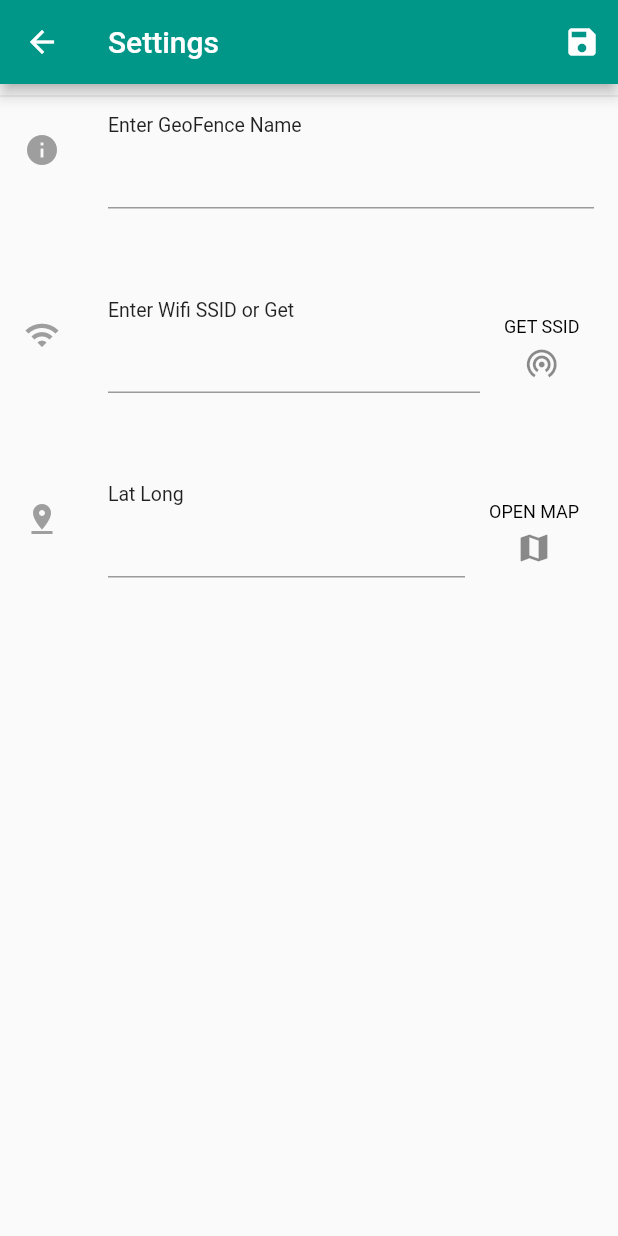
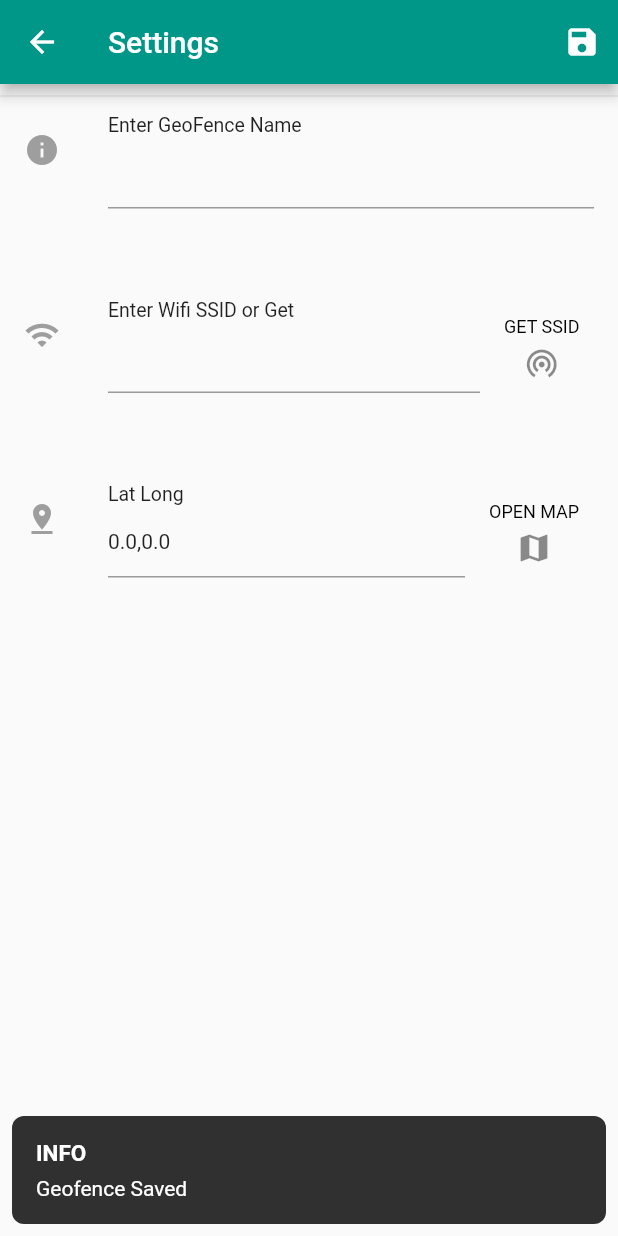
Before and after one commit to shanix13/geofence_test, a Flutter app: the SettingView screen opened directly, after a tap on the "save" icon, on a phone screen of 412 x 824 dp. Run offline on Flutter 3.47's test engine with Material 2 defaults, Android fonts, the phone set to English and light mode, and no system bars; our stand-ins replace flushbar, geolocator, google_maps_flutter, google_nav_bar, shared_preferences; missing offline and left inert: geolocation, wifi_info_plugin; accounts and stored records are empty.

Commit message:
Completed version 1

```diff
--- a/lib/Helper/Config.dart
+++ b/lib/Helper/Config.dart
@@ -7,7 +7,13 @@ class Config {
   //TODO add list for multi geo
   //static List<GeofenceModel> geofenceList = new List();
   static GeofenceModel geofenceList = new GeofenceModel();
-  static double geoFenceRadius = 10;
+  //static double geoFenceRadius = 10;
+
+  static double currentLat = 0;
+
+  static double currentLng = 0;
+
+  static geoStat currenGeoStat;
 }
 
 enum geoStat { enter, exit, dwell, inside, outside }
--- /dev/null
+++ b/lib/Helper/DialogX.dart
@@ -0,0 +1,28 @@
+import 'package:flushbar/flushbar.dart';
+import 'package:flutter/material.dart';
+
+class DialogX {
+  void showToastTop(BuildContext ctx, String message) {
+    Flushbar(
+      title: "INFO",
+      flushbarPosition: FlushbarPosition.TOP,
+      message: message,
+      animationDuration: Duration(seconds: 1),
+      duration: Duration(seconds: 3),
+      margin: EdgeInsets.all(8),
+      borderRadius: 8,
+    )..show(ctx);
+  }
+
+  void showToastBottom(BuildContext ctx, String message) {
+    Flushbar(
+      title: "INFO",
+      flushbarPosition: FlushbarPosition.BOTTOM,
+      message: message,
+      animationDuration: Duration(seconds: 1),
+      duration: Duration(seconds: 3),
+      margin: EdgeInsets.all(8),
+      borderRadius: 8,
+    )..show(ctx);
+  }
+}
--- a/lib/Model/GeofenceModel.dart
+++ b/lib/Model/GeofenceModel.dart
@@ -1,9 +1,9 @@
 class GeofenceModel {
-  GeofenceModel({this.lat, this.lng, this.name, this.ssid, this.radius});
+  GeofenceModel({this.lat, this.lng, this.name, this.ssid, this.rad});
 
   double lat;
   double lng;
-  double radius;
+  double rad;
   String name;
   String ssid;
 }
--- a/lib/View/SettingView.dart
+++ b/lib/View/SettingView.dart
@@ -1,9 +1,10 @@
 import 'package:flutter/material.dart';
-import 'package:geofence_test/Helper/MapLocation.dart';
+import 'package:geofence_test/Helper/DialogX.dart';
+import 'package:geofence_test/WidgetX/MapLocation.dart';
+import 'package:geofence_test/Helper/SharedPref.dart';
 import 'package:geofence_test/Helper/WifiHelper.dart';
-import 'package:geofence_test/Model/GeofenceModel.dart';
 import 'package:geofence_test/WidgetX/StyleX.dart';
-import 'package:google_nav_bar/google_nav_bar.dart';
+import 'package:geofence_test/Helper/Config.dart' as cfg;
 
 class SettingView extends StatefulWidget {
   @override
@@ -17,6 +18,18 @@ class _SettingViewState extends State<SettingView> with StyleX {
   double lat = 0;
   double lng = 0;
   double radius = 0;
+  DialogX dx = new DialogX();
+
+  @override
+  void initState() {
+    super.initState();
+    teName.text = cfg.Config.geofenceList.name;
+    teSSID.text = cfg.Config.geofenceList.ssid;
+    lat = cfg.Config.geofenceList.lat;
+    lng = cfg.Config.geofenceList.lng;
+    radius = cfg.Config.geofenceList.rad;
+    teLocation.text = "$lat,$lng\nRadius($radius meter)";
+  }
 
   @override
   Widget build(BuildContext context) {
@@ -139,13 +152,9 @@ class _SettingViewState extends State<SettingView> with StyleX {
   }
 
   Future<void> saveConfig() async {
-    GeofenceModel gfm = new GeofenceModel();
-    gfm.name = teName.text;
-    gfm.ssid = teSSID.text;
-    gfm.lat = lat;
-    gfm.lng = lng;
-    gfm.radius = radius;
-    print(gfm.radius);
+    SharedPref sp = new SharedPref();
+    await sp.saveGeofence(lat, lng, radius, teSSID.text, teName.text);
+    dx.showToastBottom(context, "Geofence Saved");
   }
 
   navigateToMap() async {
--- a/lib/Helper/MapLocation.dart
+++ b/lib/WidgetX/MapLocation.dart
@@ -37,7 +37,7 @@ class _MapLocationState extends State<MapLocation> with StyleX {
     teLocationController.text =
         "${markerLat.toStringAsFixed(4)},${markerLong.toStringAsFixed(4)}";
 
-    radius = cfg.Config.geofenceList.radius ??= 0;
+    radius = cfg.Config.geofenceList.rad;
 
     teRadius.text = radius.toString();
     _center = LatLng(cfg.Config.geofenceList.lat, cfg.Config.geofenceList.lng);
--- a/pubspec.yaml
+++ b/pubspec.yaml
@@ -31,6 +31,7 @@ dependencies:
   wifi_info_plugin: ^1.1.5
   shared_preferences: ^0.5.7+3
   google_maps_flutter: ^0.5.28+1
+  flushbar: ^1.10.4
 
   # The following adds the Cupertino Icons font to your application.
   # Use with the CupertinoIcons class for iOS style icons.
```
Also changed, not shown: lib/Controller/MainController.dart (+5 -4 lines), lib/Helper/Geofencer.dart (+6 -13 lines), lib/Helper/SharedPref.dart (+16 -6 lines), lib/View/MainView.dart (+10 -23 lines), lib/View/RootView.dart (+18 -6 lines), lib/WidgetX/MapOnly.dart (added, +79 -0 lines), pubspec.lock.
